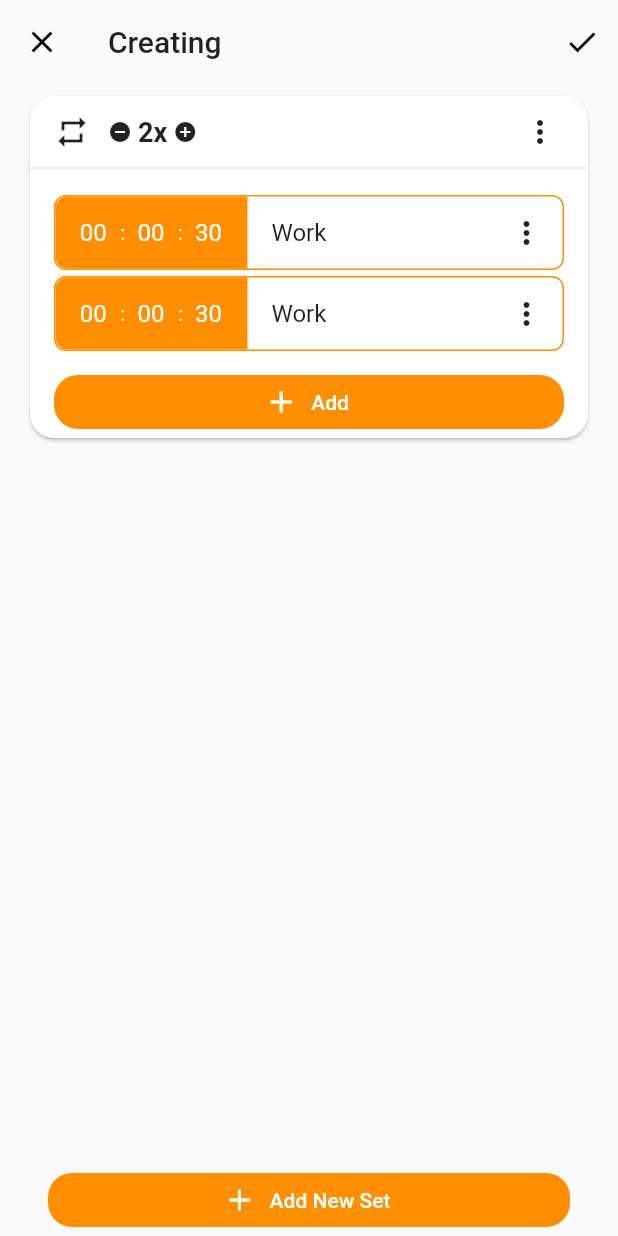
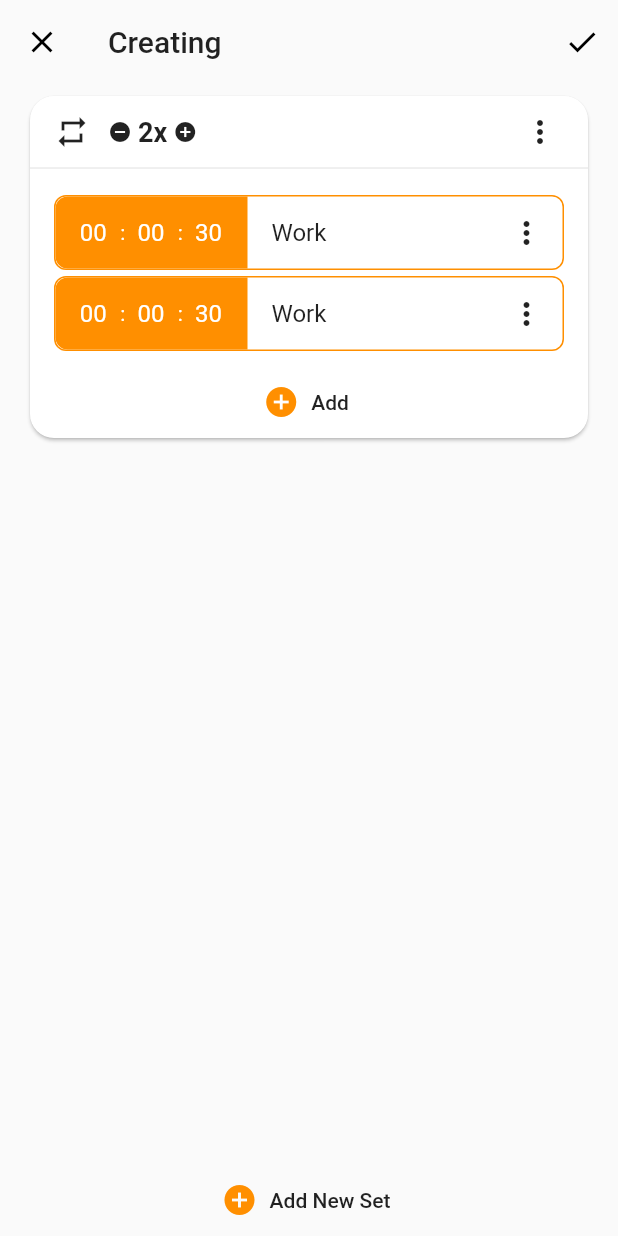
Before and after one commit to AndrewJEON/hiit_timer, a Flutter app: the TimerCreatingPage screen opened directly, after a tap on the "add circle" icon, after a tap on "Add", on a phone screen of 412 x 824 dp. Run offline on Flutter 3.47's test engine with Material 2 defaults, Android fonts, the phone set to English and light mode, and no system bars; our stand-ins replace bloc, equatable, flutter_bloc, flutter_icons, fluttertoast, get_it and 1 more; accounts and stored records are empty.

Commit message:
Style add button

```diff
--- a/lib/presentation/pages/page_timer_creating.dart
+++ b/lib/presentation/pages/page_timer_creating.dart
@@ -86,15 +86,16 @@ class _TimerCreatingPageState extends State<TimerCreatingPage> {
             ),
             Container(
               width: double.infinity,
-              padding: const EdgeInsets.symmetric(horizontal: 32),
+              padding: const EdgeInsets.symmetric(horizontal: 8),
               child: FlatButton.icon(
-                icon: Icon(Icons.add),
+                icon: Icon(
+                  Icons.add_circle,
+                  color: Theme.of(context).primaryColor,
+                ),
                 label: Text('Add New Set'),
                 onPressed: () {
                   context.bloc<TimerCreatingBloc>().add(TimerSetAdded());
                 },
-                color: Theme.of(context).primaryColor,
-                textColor: Colors.white,
               ),
             ),
           ],
--- a/lib/presentation/widgets/views/view_timer_set.dart
+++ b/lib/presentation/widgets/views/view_timer_set.dart
@@ -92,15 +92,13 @@ class TimerSetView extends StatelessWidget {
           SizedBox(height: 8),
           Container(
             width: double.infinity,
-            padding: const EdgeInsets.symmetric(horizontal: 16),
+            padding: const EdgeInsets.symmetric(horizontal: 4),
             child: FlatButton.icon(
               onPressed: () {
                 context.bloc<TimerCreatingBloc>().add(TimerAdded(index));
               },
-              icon: Icon(Icons.add),
+              icon: Icon(Icons.add_circle, color: Theme.of(context).primaryColor),
               label: Text('Add'),
-              color: Theme.of(context).primaryColor,
-              textColor: Colors.white,
             ),
           ),
         ],
```
